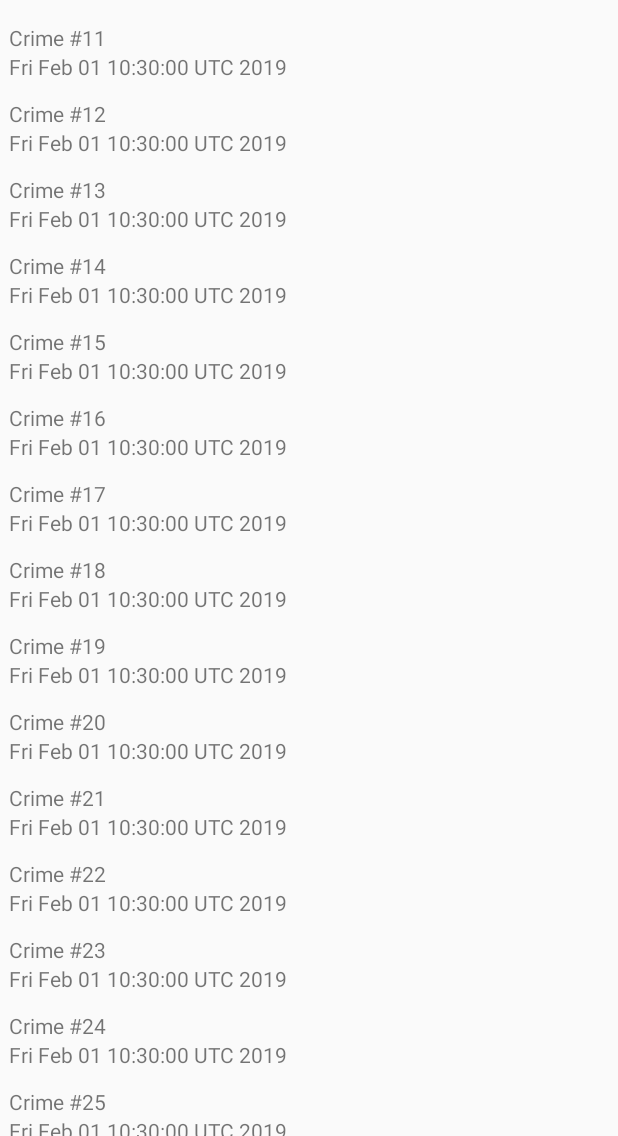
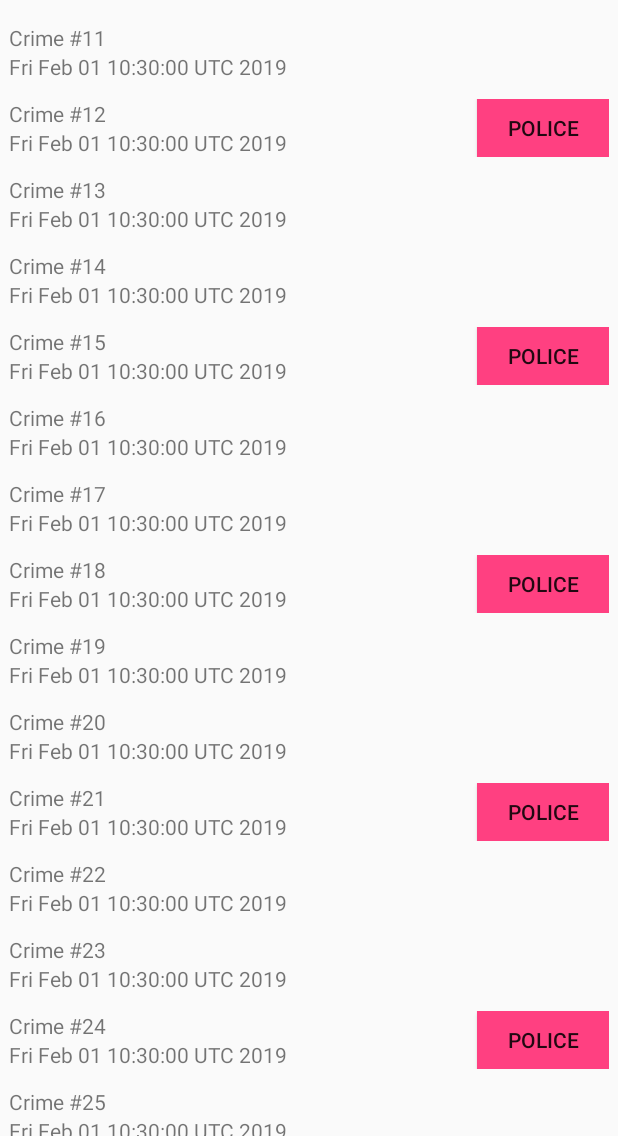
Before and after one commit to dimochkawow/officecrime, an Android app: the screen it shows after launch (CrimeListActivity), scrolled down 537 dp, on a phone screen of 412 x 824 dp, the part 100-1236 px from its top. Run offline under Robolectric (Android 15) with nearby library versions, the phone set to English and light mode, and no system bars.

Commit message:
Police crime item is added

```diff
--- a/app/src/main/java/com/epam/officecrime/Crime.java
+++ b/app/src/main/java/com/epam/officecrime/Crime.java
@@ -13,6 +13,7 @@ public class Crime {
     private String title;
     private Date date;
     private boolean solved;
+    private boolean requiresPolice;
 
     public Crime() {
         id = UUID.randomUUID();
@@ -46,4 +47,12 @@ public class Crime {
     public void setSolved(boolean solved) {
         this.solved = solved;
     }
+
+    public boolean isRequiresPolice() {
+        return requiresPolice;
+    }
+
+    public void setRequiresPolice(boolean requiresPolice) {
+        this.requiresPolice = requiresPolice;
+    }
 }
--- a/app/src/main/java/com/epam/officecrime/CrimeListFragment.java
+++ b/app/src/main/java/com/epam/officecrime/CrimeListFragment.java
@@ -10,6 +10,7 @@ import android.view.LayoutInflater;
 import android.view.View;
 import android.view.ViewGroup;
 import android.widget.TextView;
+import android.widget.Toast;
 
 import java.util.List;
 
@@ -18,6 +19,9 @@ import java.util.List;
  */
 
 public class CrimeListFragment extends Fragment {
+
+    private static final int CRIME_REQUIRES_POLICE = 1;
+    private static final int CRIME_NOT_REQUIRES_POLICE = 0;
 
     private RecyclerView crimeRecyclerView;
     private CrimeAdapter crimeAdapter;
@@ -41,22 +45,43 @@ public class CrimeListFragment extends Fragment {
         crimeRecyclerView.setAdapter(crimeAdapter);
     }
 
-    private class CrimeHolder extends RecyclerView.ViewHolder {
+    private class CrimeHolder extends RecyclerView.ViewHolder implements View.OnClickListener {
         private TextView crimeTitleTextView;
         private TextView crimeDateTextView;
         private Crime crime;
 
         public CrimeHolder(LayoutInflater inflater, ViewGroup parent) {
             super(inflater.inflate(R.layout.list_item_crime, parent, false));
+            initViews();
+        }
 
+        public CrimeHolder(View view) {
+            super(view);
+        }
+
+        protected void initViews() {
             crimeTitleTextView = itemView.findViewById(R.id.crime_title);
             crimeDateTextView = itemView.findViewById(R.id.crime_date);
+            itemView.setOnClickListener(this);
         }
 
         public void bind(Crime aCrime) {
             crime = aCrime;
             crimeTitleTextView.setText(crime.getTitle());
             crimeDateTextView.setText(crime.getDate().toString());
+        }
+
+        @Override
+        public void onClick(View view) {
+            Toast.makeText(getActivity(), crime.getTitle()+ " clicked!", Toast.LENGTH_SHORT).show();
+        }
+    }
+
+    private class PoliceCrimeHolder extends CrimeHolder {
+
+        public PoliceCrimeHolder(LayoutInflater inflater, ViewGroup parent) {
+            super(inflater.inflate(R.layout.list_item_crime_police, parent, false));
+            initViews();
         }
     }
 
@@ -70,7 +95,7 @@ public class CrimeListFragment extends Fragment {
         @Override
         public CrimeHolder onCreateViewHolder(ViewGroup parent, int viewType) {
             LayoutInflater inflater = LayoutInflater.from(getActivity());
-            return new CrimeHolder(inflater, parent);
+            return viewType == CRIME_REQUIRES_POLICE ? new PoliceCrimeHolder(inflater, parent) : new CrimeHolder(inflater, parent);
         }
 
         @Override
@@ -83,6 +108,12 @@ public class CrimeListFragment extends Fragment {
         public int getItemCount() {
             return crimes.size();
         }
+
+        @Override
+        public int getItemViewType(int position) {
+            Crime crime = crimes.get(position);
+            return crime.isRequiresPolice() ? CRIME_REQUIRES_POLICE : CRIME_NOT_REQUIRES_POLICE;
+        }
     }
 
 }
--- a/app/src/main/java/com/epam/officecrime/CrimeStorage.java
+++ b/app/src/main/java/com/epam/officecrime/CrimeStorage.java
@@ -30,6 +30,7 @@ public class CrimeStorage {
             Crime crime = new Crime();
             crime.setTitle("Crime #" + i);
             crime.setSolved(i % 2 == 0);
+            crime.setRequiresPolice(i % 3 == 0);
             crimes.add(crime);
         }
     }
--- /dev/null
+++ b/app/src/main/res/layout/list_item_crime_police.xml
@@ -0,0 +1,34 @@
+<?xml version="1.0" encoding="utf-8"?>
+<LinearLayout xmlns:android="http://schemas.android.com/apk/res/android"
+    android:orientation="horizontal"
+    android:layout_width="match_parent"
+    android:layout_height="wrap_content"
+    android:padding="6dp">
+
+    <LinearLayout
+        android:layout_width="wrap_content"
+        android:layout_height="wrap_content"
+        android:orientation="vertical"
+        android:layout_weight="1">
+
+        <TextView
+            android:id="@+id/crime_title"
+            android:layout_width="match_parent"
+            android:layout_height="wrap_content"
+            android:text="Crime Title" />
+
+        <TextView
+            android:id="@+id/crime_date"
+            android:layout_width="match_parent"
+            android:layout_height="wrap_content"
+            android:text="Crime Date" />
+
+    </LinearLayout>
+
+    <Button
+        android:layout_width="wrap_content"
+        android:layout_height="match_parent"
+        android:text="Police"
+        android:background="@color/colorAccent" />
+
+</LinearLayout>
```
Also changed, not shown: 1 other file.
